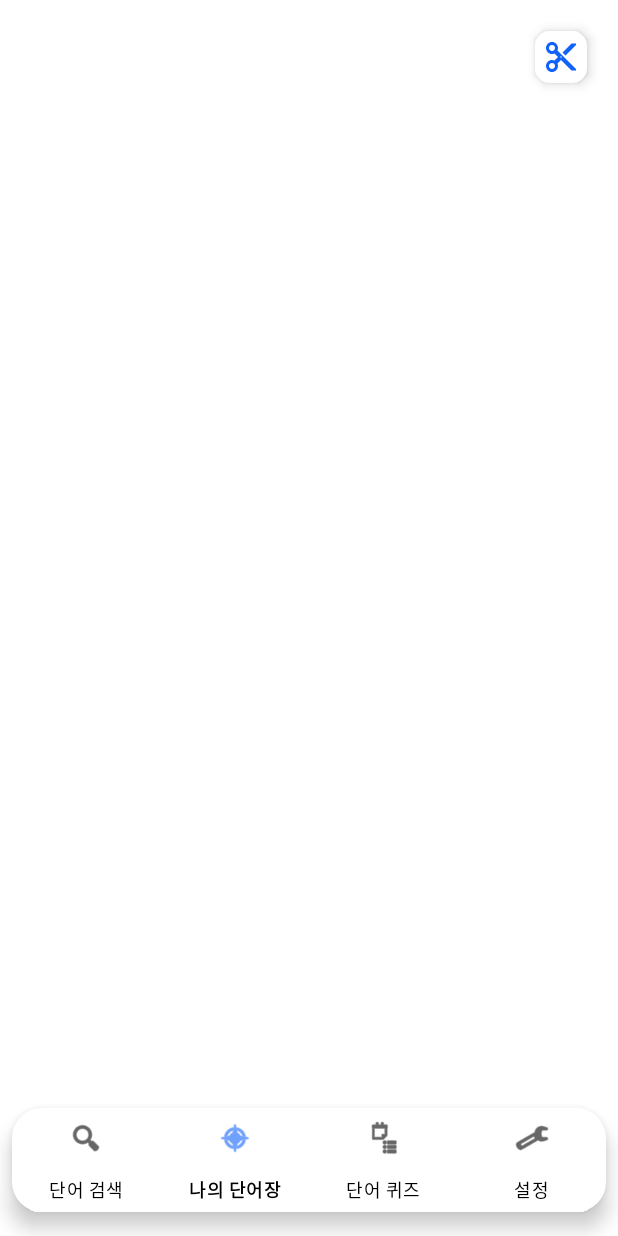
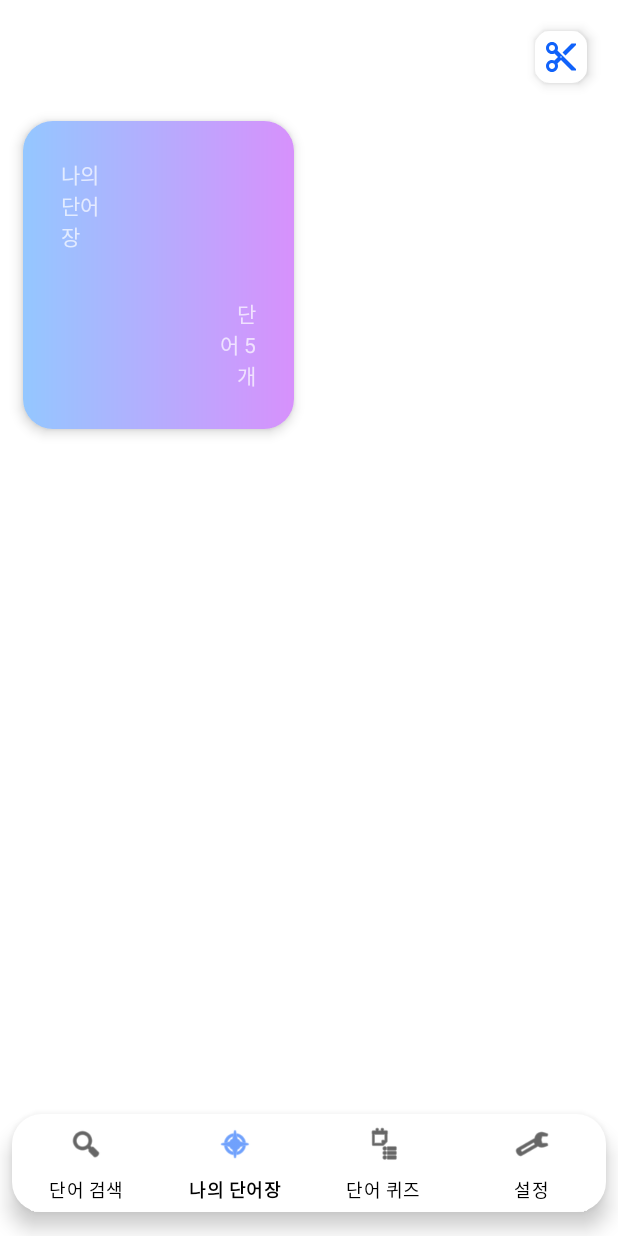
Before and after one commit to TTC1018/MyEngVoc, an Android app: the screen it shows after launch (MainActivity), on a phone screen of 412 x 824 dp. Run offline under Robolectric (Android 15) with nearby library versions, the phone set to English and light mode, and no system bars.

Commit message:
MyDic 프래그먼트 수정

```diff
--- a/app/src/main/java/com/example/hwengvoc/DicData.kt
+++ b/app/src/main/java/com/example/hwengvoc/DicData.kt
@@ -1,3 +1,3 @@
 package com.example.hwengvoc
 
-data class DicData()
+data class DicData(var dicName:String, var wordCount:Int)
--- a/app/src/main/java/com/example/hwengvoc/MyDicFragment.kt
+++ b/app/src/main/java/com/example/hwengvoc/MyDicFragment.kt
@@ -7,24 +7,33 @@ import android.view.View
 import android.view.ViewGroup
 import androidx.recyclerview.widget.GridLayoutManager
 import androidx.recyclerview.widget.RecyclerView
+import com.example.hwengvoc.databinding.FragmentMyDicBinding
 
 
 class MyDicFragment : Fragment() {
+    var recyclerView:RecyclerView?=null
+    var adapter:MyDicRecyclerViewAdapter?=null
+    var binding:FragmentMyDicBinding?=null
+    var dicList = mutableListOf<DicData>()
 
     override fun onCreateView(
         inflater: LayoutInflater, container: ViewGroup?,
         savedInstanceState: Bundle?
     ): View? {
-        val view = inflater.inflate(R.layout.fragment_my_dic, container, false)
-
-        if(view is RecyclerView){
-            with(view){
-                layoutManager = GridLayoutManager(context, 2)
-            }
-        }
-
-
-        return view
+        binding = FragmentMyDicBinding.inflate(layoutInflater, container, false)
+        return binding!!.root
     }
 
+    override fun onViewCreated(view: View, savedInstanceState: Bundle?) {
+        super.onViewCreated(view, savedInstanceState)
+        binding!!.apply {
+            //test
+            dicList.add(DicData("나의 단어장", 5))
+
+            recyclerView = recyclerDic
+            recyclerView!!.layoutManager = GridLayoutManager(context, 2)
+            adapter = MyDicRecyclerViewAdapter(dicList)
+            recyclerView!!.adapter = adapter
+        }
+    }
 }
--- a/app/src/main/java/com/example/hwengvoc/MyDicRecyclerViewAdapter.kt
+++ b/app/src/main/java/com/example/hwengvoc/MyDicRecyclerViewAdapter.kt
@@ -1,4 +1,36 @@
 package com.example.hwengvoc
 
-class MyDicRecyclerViewAdapter {
+import android.view.LayoutInflater
+import android.view.View
+import android.view.ViewGroup
+import android.widget.TextView
+import androidx.recyclerview.widget.RecyclerView
+
+class MyDicRecyclerViewAdapter(val dicList:List<DicData>): RecyclerView.Adapter<MyDicRecyclerViewAdapter.ViewHolder>() {
+        var itemClickListener:OnItemClickListener?=null
+    interface OnItemClickListener{
+        fun OnItemClick(holder:ViewHolder, view:View, data:VocData, position:Int)
+    }
+
+    inner class ViewHolder(view: View) : RecyclerView.ViewHolder(view) {
+        val dicNameText: TextView = view.findViewById(R.id.dicNameText)
+        val wordCountText: TextView = view.findViewById(R.id.wordCountText)
+    }
+
+    override fun getItemCount(): Int {
+        return dicList.size
+    }
+
+    override fun onCreateViewHolder(
+        parent: ViewGroup,
+        viewType: Int
+    ): MyDicRecyclerViewAdapter.ViewHolder {
+        val view = LayoutInflater.from(parent.context).inflate(R.layout.mydic_square, parent, false)
+        return ViewHolder(view)
+    }
+
+    override fun onBindViewHolder(holder: MyDicRecyclerViewAdapter.ViewHolder, position: Int) {
+        holder.dicNameText.text = dicList[position].dicName
+        holder.wordCountText.text = "단어 "+dicList[position].wordCount.toString()+"개"
+    }
 }
--- a/app/src/main/java/com/example/hwengvoc/SearchFragment.kt
+++ b/app/src/main/java/com/example/hwengvoc/SearchFragment.kt
@@ -5,6 +5,7 @@ import androidx.fragment.app.Fragment
 import android.view.LayoutInflater
 import android.view.View
 import android.view.ViewGroup
+import android.widget.Toast
 import androidx.recyclerview.widget.LinearLayoutManager
 import androidx.recyclerview.widget.RecyclerView
 import com.example.hwengvoc.databinding.FragmentSearchBinding
@@ -26,11 +27,7 @@ class SearchFragment : Fragment() {
         inflater: LayoutInflater, container: ViewGroup?,
         savedInstanceState: Bundle?
     ): View? {
-        // Inflate the layout for this fragment
         binding = FragmentSearchBinding.inflate(layoutInflater, container, false)
-
-
-
         return binding!!.root
     }
 
@@ -49,15 +46,29 @@ class SearchFragment : Fragment() {
     }
 
     private fun getNews(){
+        val engMatch = "^[a-zA-Z]*\$".toRegex()
         var word = binding!!.searchEditText.text.toString()
         var meaning:String
+
+        if(!engMatch.matches(word)){
+            Toast.makeText(context, "영어를 입력하세요", Toast.LENGTH_SHORT).show()
+            binding!!.searchEditText.text.clear()
+            return
+        }
+
         scope.launch {
             val doc = Jsoup.connect(url+word).get()
-            meaning = doc.select("div.def-body.ddef_b span").text()
-            println(word + "=" + meaning)
-            searchedList.add(VocData(word, meaning))
-            activity!!.runOnUiThread {
-                adapter!!.notifyDataSetChanged()
+            try{
+                meaning = doc.select("div.def-body.ddef_b span.trans.dtrans.dtrans-se ").first().text()
+                println(word + "=" + meaning)
+                searchedList.add(VocData(word, meaning))
+                activity!!.runOnUiThread {
+                    adapter!!.notifyDataSetChanged()
+                }
+            }catch(e:NullPointerException){
+                activity!!.runOnUiThread {
+                    Toast.makeText(context, "찾는 단어가 없습니다", Toast.LENGTH_SHORT).show()
+                }
             }
         }
         binding!!.searchEditText.text.clear()
--- a/app/src/main/res/layout/fragment_my_dic.xml
+++ b/app/src/main/res/layout/fragment_my_dic.xml
@@ -30,6 +30,7 @@
     </LinearLayout>
 
     <androidx.recyclerview.widget.RecyclerView
+        android:id="@+id/recyclerDic"
         android:layout_width="match_parent"
         android:layout_height="wrap_content" />
 
--- a/app/src/main/res/layout/mydic_square.xml
+++ b/app/src/main/res/layout/mydic_square.xml
@@ -1,6 +1,52 @@
 <?xml version="1.0" encoding="utf-8"?>
-<androidx.constraintlayout.widget.ConstraintLayout xmlns:android="http://schemas.android.com/apk/res/android"
-             android:layout_width="match_parent"
-             android:layout_height="match_parent">
+<LinearLayout xmlns:android="http://schemas.android.com/apk/res/android"
+    android:layout_width="match_parent"
+    android:layout_height="wrap_content"
+    android:layout_margin="10dp"
+    android:background="@drawable/gradient"
+    android:orientation="vertical"
+    android:padding="10dp"
+    android:elevation="5dp">
 
-</androidx.constraintlayout.widget.ConstraintLayout>
+    <LinearLayout
+        android:layout_width="wrap_content"
+        android:layout_height="wrap_content"
+        android:gravity="left"
+        android:orientation="horizontal"
+        android:padding="15dp">
+
+        <TextView
+            android:id="@+id/dicNameText"
+            android:layout_width="wrap_content"
+            android:layout_height="wrap_content"
+            android:layout_weight="1"
+            android:text="TextView"
+            android:textAlignment="textStart" />
+
+        <View
+            android:layout_width="0dp"
+            android:layout_height="0dp"
+            android:layout_weight="1" />
+    </LinearLayout>
+
+    <LinearLayout
+        android:layout_width="wrap_content"
+        android:layout_height="wrap_content"
+        android:gravity="right"
+        android:orientation="horizontal"
+        android:padding="15dp">
+
+        <View
+            android:layout_width="0dp"
+            android:layout_height="0dp"
+            android:layout_weight="1" />
+
+        <TextView
+            android:id="@+id/wordCountText"
+            android:layout_width="wrap_content"
+            android:layout_height="wrap_content"
+            android:layout_weight="1"
+            android:text="TextView"
+            android:textAlignment="textEnd" />
+    </LinearLayout>
+</LinearLayout>
```
